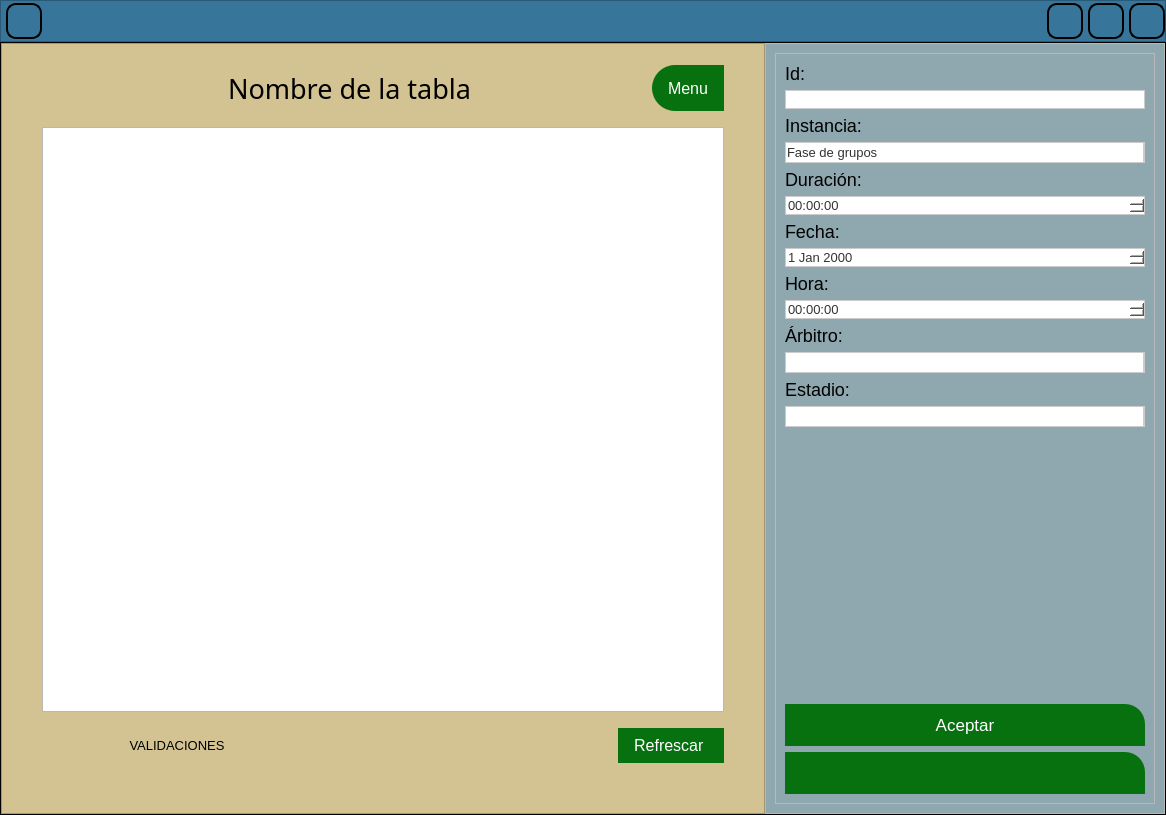
Marco25005/proyectoDataBase, file new_interfaz.ui: the form before one commit.
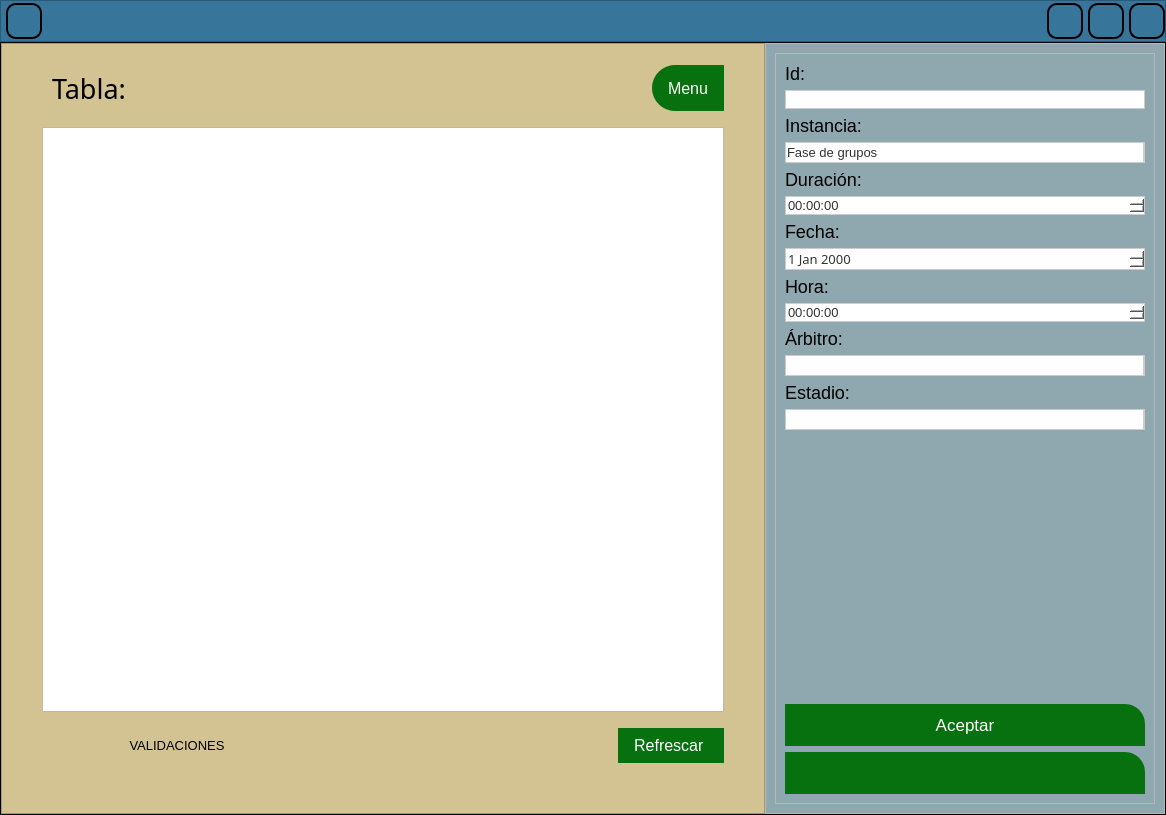
The form after the commit. The open tabs and pages were chosen to show the change. Icons and pictures are not drawn.

Commit message: Metodo agregar_editarPartido implementado + label que muestra nombre de la tabla actual

Diff of the .ui file:
```diff
--- a/new_interfaz.ui
+++ b/new_interfaz.ui
@@ -351,20 +351,7 @@
              <number>10</number>
             </property>
             <item>
-             <spacer name="horizontalSpacer_3">
-              <property name="orientation">
-               <enum>Qt::Horizontal</enum>
-              </property>
-              <property name="sizeHint" stdset="0">
-               <size>
-                <width>40</width>
-                <height>20</height>
-               </size>
-              </property>
-             </spacer>
-            </item>
-            <item>
-             <widget class="QLabel" name="lb_nombre_tabla">
+             <widget class="QLabel" name="lb_tabla">
               <property name="font">
                <font>
                 <family>Segoe UI Semibold</family>
@@ -372,7 +359,29 @@
                </font>
               </property>
               <property name="text">
-               <string>Nombre de la tabla</string>
+               <string>Tabla:</string>
+              </property>
+             </widget>
+            </item>
+            <item>
+             <widget class="QLabel" name="lb_nombre_tabla">
+              <property name="minimumSize">
+               <size>
+                <width>180</width>
+                <height>0</height>
+               </size>
+              </property>
+              <property name="font">
+               <font>
+                <family>Segoe UI Variable Text Light</family>
+                <pointsize>18</pointsize>
+                <weight>75</weight>
+                <italic>false</italic>
+                <bold>true</bold>
+               </font>
+              </property>
+              <property name="text">
+               <string/>
               </property>
              </widget>
             </item>
@@ -1132,7 +1141,7 @@
                     <widget class="QDateEdit" name="dateEdit_fecha">
                      <property name="font">
                       <font>
-                       <family>Segoe UI</family>
+                       <family>Segoe UI,sans-serif</family>
                        <pointsize>10</pointsize>
                       </font>
                      </property>
```
The commit also changes 4 other files.
